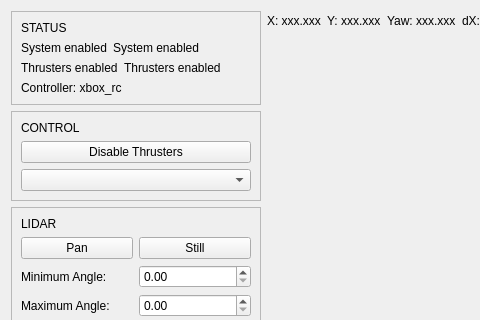
First picture: the form in uf_rqt_plugins/src/uf_rqt_plugins/propagatorgui.ui, repository uf-mil-archive/software-common, before the edit; both pictures show x 0 to 480 and y 0 to 320 of the 1167 by 780 pixel window.
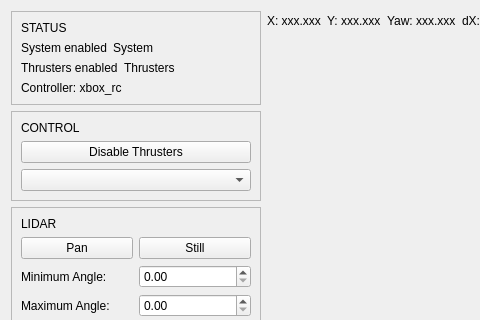
Second picture: the form after the edit.

Commit message: PROPAGATOR_GUI: Change text

What changed in the file:
```diff
--- a/uf_rqt_plugins/src/uf_rqt_plugins/propagatorgui.ui
+++ b/uf_rqt_plugins/src/uf_rqt_plugins/propagatorgui.ui
@@ -46,7 +46,7 @@
             <item>
              <widget class="QLabel" name="label_3">
               <property name="text">
-               <string>System enabled</string>
+               <string>System</string>
               </property>
              </widget>
             </item>
@@ -64,7 +64,7 @@
             <item>
              <widget class="QLabel" name="label_4">
               <property name="text">
-               <string>Thrusters enabled</string>
+               <string>Thrusters</string>
               </property>
              </widget>
             </item>
```
